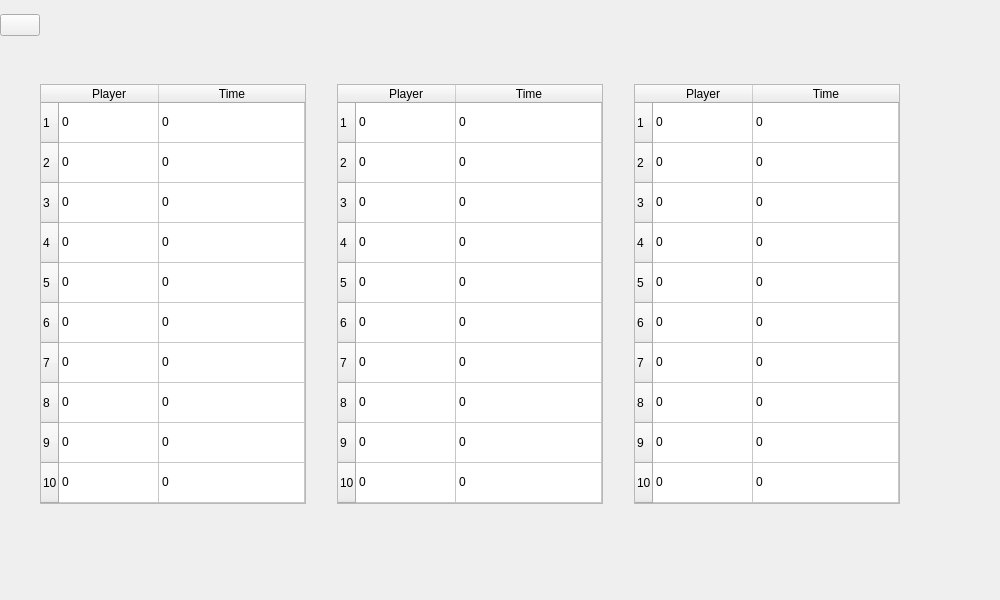
Above: src/mainmenu.ui from CraignRush/IslandRacer before the change. Below: the same form after it.
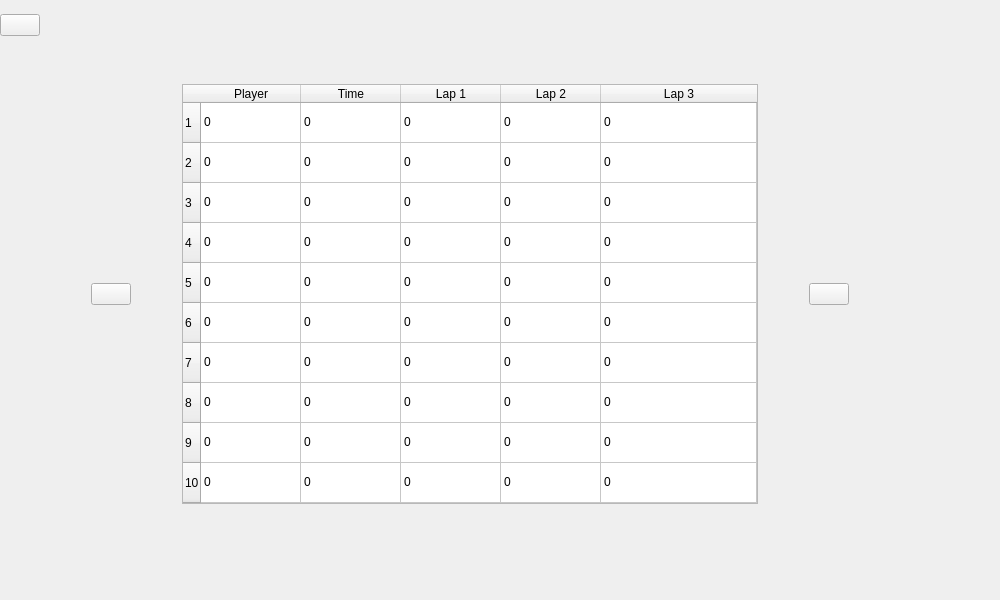
That is the form after the change. The open tabs and pages were chosen to show the change.

Commit message: Changed the Highscore, Lap Times can also be shown

The edit to the form file:
```diff
--- a/src/mainmenu.ui
+++ b/src/mainmenu.ui
@@ -66,7 +66,7 @@
        <bool>false</bool>
       </property>
       <property name="currentIndex">
-       <number>8</number>
+       <number>2</number>
       </property>
       <widget class="QWidget" name="main">
        <property name="sizePolicy">
@@ -604,8 +604,8 @@
           </property>
          </spacer>
         </item>
-        <item row="2" column="3">
-         <widget class="QLabel" name="highscoreLevel2">
+        <item row="2" column="6">
+         <widget class="QLabel" name="highscoreLevelTitle">
           <property name="text">
            <string/>
           </property>
@@ -624,16 +624,6 @@
           </property>
          </spacer>
         </item>
-        <item row="2" column="1">
-         <widget class="QLabel" name="highscoreLevel1">
-          <property name="text">
-           <string/>
-          </property>
-          <property name="scaledContents">
-           <bool>false</bool>
-          </property>
-         </widget>
-        </item>
         <item row="1" column="0">
          <widget class="QPushButton" name="highscore2Main">
           <property name="sizePolicy">
@@ -647,44 +637,6 @@
           </property>
          </widget>
         </item>
-        <item row="7" column="0">
-         <spacer name="verticalSpacer_2">
-          <property name="orientation">
-           <enum>Qt::Vertical</enum>
-          </property>
-          <property name="sizeHint" stdset="0">
-           <size>
-            <width>20</width>
-            <height>40</height>
-           </size>
-          </property>
-         </spacer>
-        </item>
-        <item row="0" column="0" colspan="7">
-         <widget class="QLabel" name="highscoreLogo">
-          <property name="sizePolicy">
-           <sizepolicy hsizetype="Preferred" vsizetype="Preferred">
-            <horstretch>0</horstretch>
-            <verstretch>0</verstretch>
-           </sizepolicy>
-          </property>
-          <property name="minimumSize">
-           <size>
-            <width>0</width>
-            <height>0</height>
-           </size>
-          </property>
-          <property name="maximumSize">
-           <size>
-            <width>16777215</width>
-            <height>16777215</height>
-           </size>
-          </property>
-          <property name="text">
-           <string/>
-          </property>
-         </widget>
-        </item>
         <item row="6" column="0">
          <spacer name="verticalSpacer_11">
           <property name="orientation">
@@ -698,20 +650,20 @@
           </property>
          </spacer>
         </item>
-        <item row="1" column="1" colspan="2">
-         <spacer name="horizontalSpacer_5">
+        <item row="7" column="0">
+         <spacer name="verticalSpacer_2">
           <property name="orientation">
-           <enum>Qt::Horizontal</enum>
+           <enum>Qt::Vertical</enum>
           </property>
           <property name="sizeHint" stdset="0">
            <size>
-            <width>40</width>
-            <height>20</height>
+            <width>20</width>
+            <height>40</height>
            </size>
           </property>
          </spacer>
         </item>
-        <item row="1" column="6">
+        <item row="1" column="11">
          <spacer name="highscoreHorizontalSpacer">
           <property name="orientation">
            <enum>Qt::Horizontal</enum>
@@ -727,21 +679,26 @@
           </property>
          </spacer>
         </item>
-        <item row="4" column="2">
-         <spacer name="horizontalSpacer_35">
-          <property name="orientation">
-           <enum>Qt::Horizontal</enum>
+        <item row="0" column="0" colspan="12">
+         <widget class="QLabel" name="highscoreLogo">
+          <property name="sizePolicy">
+           <sizepolicy hsizetype="Preferred" vsizetype="Preferred">
+            <horstretch>0</horstretch>
+            <verstretch>0</verstretch>
+           </sizepolicy>
           </property>
-          <property name="sizeHint" stdset="0">
+          <property name="minimumSize">
            <size>
-            <width>40</width>
-            <height>20</height>
+            <width>0</width>
+            <height>0</height>
            </size>
           </property>
-         </spacer>
-        </item>
-        <item row="2" column="5">
-         <widget class="QLabel" name="highscoreLevel3">
+          <property name="maximumSize">
+           <size>
+            <width>16777215</width>
+            <height>16777215</height>
+           </size>
+          </property>
           <property name="text">
            <string/>
           </property>
@@ -773,21 +730,8 @@
           </property>
          </spacer>
         </item>
-        <item row="4" column="4">
-         <spacer name="horizontalSpacer_36">
-          <property name="orientation">
-           <enum>Qt::Horizontal</enum>
-          </property>
-          <property name="sizeHint" stdset="0">
-           <size>
-            <width>40</width>
-            <height>20</height>
-           </size>
-          </property>
-         </spacer>
-        </item>
-        <item row="3" column="3" rowspan="3">
-         <widget class="QTableWidget" name="highscoretablelevel2">
+        <item row="3" column="6" rowspan="3">
+         <widget class="QTableWidget" name="highscoreTable">
           <property name="sizePolicy">
            <sizepolicy hsizetype="Preferred" vsizetype="Maximum">
             <horstretch>0</horstretch>
@@ -859,6 +803,21 @@
             <string>Time</string>
            </property>
           </column>
+          <column>
+           <property name="text">
+            <string>Lap 1</string>
+           </property>
+          </column>
+          <column>
+           <property name="text">
+            <string>Lap 2</string>
+           </property>
+          </column>
+          <column>
+           <property name="text">
+            <string>Lap 3</string>
+           </property>
+          </column>
           <item row="0" column="0">
            <property name="text">
             <string>0</string>
@@ -869,6 +828,21 @@
             <string>0</string>
            </property>
           </item>
+          <item row="0" column="2">
+           <property name="text">
+            <string>0</string>
+           </property>
+          </item>
+          <item row="0" column="3">
+           <property name="text">
+            <string>0</string>
+           </property>
+          </item>
+          <item row="0" column="4">
+           <property name="text">
+            <string>0</string>
+           </property>
+          </item>
           <item row="1" column="0">
            <property name="text">
             <string>0</string>
@@ -879,6 +853,21 @@
             <string>0</string>
            </property>
           </item>
+          <item row="1" column="2">
+           <property name="text">
+            <string>0</string>
+           </property>
+          </item>
+          <item row="1" column="3">
+           <property name="text">
+            <string>0</string>
+           </property>
+          </item>
+          <item row="1" column="4">
+           <property name="text">
+            <string>0</string>
+           </property>
+          </item>
           <item row="2" column="0">
            <property name="text">
             <string>0</string>
@@ -889,6 +878,21 @@
             <string>0</string>
            </property>
           </item>
+          <item row="2" column="2">
+           <property name="text">
+            <string>0</string>
+           </property>
+          </item>
+          <item row="2" column="3">
+           <property name="text">
+            <string>0</string>
+           </property>
+          </item>
+          <item row="2" column="4">
+           <property name="text">
+            <string>0</string>
+           </property>
+          </item>
           <item row="3" column="0">
            <property name="text">
             <string>0</string>
@@ -899,6 +903,21 @@
             <string>0</string>
            </property>
           </item>
+          <item row="3" column="2">
+           <property name="text">
+            <string>0</string>
+           </property>
+          </item>
+          <item row="3" column="3">
+           <property name="text">
+            <string>0</string>
+           </property>
+          </item>
+          <item row="3" column="4">
+           <property name="text">
+            <string>0</string>
+           </property>
+          </item>
           <item row="4" column="0">
            <property name="text">
             <string>0</string>
@@ -909,6 +928,21 @@
             <string>0</string>
            </property>
           </item>
+          <item row="4" column="2">
+           <property name="text">
+            <string>0</string>
+           </property>
+          </item>
+          <item row="4" column="3">
+           <property name="text">
+            <string>0</string>
+           </property>
+          </item>
+          <item row="4" column="4">
+           <property name="text">
+            <string>0</string>
+           </property>
+          </item>
           <item row="5" column="0">
            <property name="text">
             <string>0</string>
@@ -919,6 +953,21 @@
             <string>0</string>
            </property>
           </item>
+          <item row="5" column="2">
+           <property name="text">
+            <string>0</string>
+           </property>
+          </item>
+          <item row="5" column="3">
+           <property name="text">
+            <string>0</string>
+           </property>
+          </item>
+          <item row="5" column="4">
+           <property name="text">
+            <string>0</string>
+           </property>
+          </item>
           <item row="6" column="0">
            <property name="text">
             <string>0</string>
@@ -929,6 +978,21 @@
             <string>0</string>
            </property>
           </item>
+          <item row="6" column="2">
+           <property name="text">
+            <string>0</string>
+           </property>
+          </item>
+          <item row="6" column="3">
+           <property name="text">
+            <string>0</string>
+           </property>
+          </item>
+          <item row="6" column="4">
+           <property name="text">
+            <string>0</string>
+           </property>
+          </item>
           <item row="7" column="0">
            <property name="text">
             <string>0</string>
@@ -939,6 +1003,21 @@
             <string>0</string>
            </property>
           </item>
+          <item row="7" column="2">
+           <property name="text">
+            <string>0</string>
+           </property>
+          </item>
+          <item row="7" column="3">
+           <property name="text">
+            <string>0</string>
+           </property>
+          </item>
+          <item row="7" column="4">
+           <property name="text">
+            <string>0</string>
+           </property>
+          </item>
           <item row="8" column="0">
            <property name="text">
             <string>0</string>
@@ -949,6 +1028,21 @@
             <string>0</string>
            </property>
           </item>
+          <item row="8" column="2">
+           <property name="text">
+            <string>0</string>
+           </property>
+          </item>
+          <item row="8" column="3">
+           <property name="text">
+            <string>0</string>
+           </property>
+          </item>
+          <item row="8" column="4">
+           <property name="text">
+            <string>0</string>
+           </property>
+          </item>
           <item row="9" column="0">
            <property name="text">
             <string>0</string>
@@ -959,16 +1053,58 @@
             <string>0</string>
            </property>
           </item>
+          <item row="9" column="2">
+           <property name="text">
+            <string>0</string>
+           </property>
+          </item>
+          <item row="9" column="3">
+           <property name="text">
+            <string>0</string>
+           </property>
+          </item>
+          <item row="9" column="4">
+           <property name="text">
+            <string>0</string>
+           </property>
+          </item>
          </widget>
         </item>
-        <item row="1" column="3">
+        <item row="1" column="6">
          <widget class="QLabel" name="highscoreTitle">
           <property name="text">
            <string/>
           </property>
          </widget>
         </item>
-        <item row="6" column="3" colspan="2">
+        <item row="4" column="2" colspan="3">
+         <widget class="QPushButton" name="highscore2Left">
+          <property name="text">
+           <string/>
+          </property>
+         </widget>
+        </item>
+        <item row="4" column="8" colspan="2">
+         <widget class="QPushButton" name="highscore2Right">
+          <property name="text">
+           <string/>
+          </property>
+         </widget>
+        </item>
+        <item row="4" column="1">
+         <spacer name="horizontalSpacer_5">
+          <property name="orientation">
+           <enum>Qt::Horizontal</enum>
+          </property>
+          <property name="sizeHint" stdset="0">
+           <size>
+            <width>40</width>
+            <height>20</height>
+           </size>
+          </property>
+         </spacer>
+        </item>
+        <item row="4" column="10">
          <spacer name="horizontalSpacer_16">
           <property name="orientation">
            <enum>Qt::Horizontal</enum>
@@ -981,495 +1117,7 @@
           </property>
          </spacer>
         </item>
-        <item row="3" column="1" rowspan="3">
-         <widget class="QTableWidget" name="highscoretablelevel1">
-          <property name="sizePolicy">
-           <sizepolicy hsizetype="Preferred" vsizetype="Maximum">
-            <horstretch>0</horstretch>
-            <verstretch>0</verstretch>
-           </sizepolicy>
-          </property>
-          <property name="autoFillBackground">
-           <bool>true</bool>
-          </property>
-          <property name="styleSheet">
-           <string notr="true"/>
-          </property>
-          <property name="verticalScrollBarPolicy">
-           <enum>Qt::ScrollBarAsNeeded</enum>
-          </property>
-          <property name="horizontalScrollBarPolicy">
-           <enum>Qt::ScrollBarAlwaysOff</enum>
-          </property>
-          <property name="sizeAdjustPolicy">
-           <enum>QAbstractScrollArea::AdjustToContents</enum>
-          </property>
-          <property name="rowCount">
-           <number>10</number>
-          </property>
-          <attribute name="horizontalHeaderCascadingSectionResizes">
-           <bool>false</bool>
-          </attribute>
-          <attribute name="horizontalHeaderHighlightSections">
-           <bool>false</bool>
-          </attribute>
-          <attribute name="horizontalHeaderStretchLastSection">
-           <bool>true</bool>
-          </attribute>
-          <attribute name="verticalHeaderCascadingSectionResizes">
-           <bool>false</bool>
-          </attribute>
-          <attribute name="verticalHeaderDefaultSectionSize">
-           <number>40</number>
-          </attribute>
-          <attribute name="verticalHeaderHighlightSections">
-           <bool>false</bool>
-          </attribute>
-          <attribute name="verticalHeaderMinimumSectionSize">
-           <number>30</number>
-          </attribute>
-          <attribute name="verticalHeaderStretchLastSection">
-           <bool>false</bool>
-          </attribute>
-          <row/>
-          <row/>
-          <row/>
-          <row/>
-          <row/>
-          <row/>
-          <row/>
-          <row/>
-          <row/>
-          <row/>
-          <column>
-           <property name="text">
-            <string>Player</string>
-           </property>
-          </column>
-          <column>
-           <property name="text">
-            <string>Time</string>
-           </property>
-          </column>
-          <item row="0" column="0">
-           <property name="text">
-            <string>0</string>
-           </property>
-           <property name="background">
-            <brush brushstyle="NoBrush">
-             <color alpha="255">
-              <red>255</red>
-              <green>255</green>
-              <blue>255</blue>
-             </color>
-            </brush>
-           </property>
-           <property name="flags">
-            <set>ItemIsSelectable|ItemIsEnabled</set>
-           </property>
-          </item>
-          <item row="0" column="1">
-           <property name="text">
-            <string>0</string>
-           </property>
-           <property name="background">
-            <brush brushstyle="NoBrush">
-             <color alpha="255">
-              <red>255</red>
-              <green>255</green>
-              <blue>255</blue>
-             </color>
-            </brush>
-           </property>
-          </item>
-          <item row="1" column="0">
-           <property name="text">
-            <string>0</string>
-           </property>
-           <property name="background">
-            <brush brushstyle="NoBrush">
-             <color alpha="255">
-              <red>255</red>
-              <green>255</green>
-              <blue>255</blue>
-             </color>
-            </brush>
-           </property>
-          </item>
-          <item row="1" column="1">
-           <property name="text">
-            <string>0</string>
-           </property>
-           <property name="background">
-            <brush brushstyle="NoBrush">
-             <color alpha="255">
-              <red>255</red>
-              <green>255</green>
-              <blue>255</blue>
-             </color>
-            </brush>
-           </property>
-          </item>
-          <item row="2" column="0">
-           <property name="text">
-            <string>0</string>
-           </property>
-          </item>
-          <item row="2" column="1">
-           <property name="text">
-            <string>0</string>
-           </property>
-           <property name="background">
-            <brush brushstyle="NoBrush">
-             <color alpha="255">
-              <red>255</red>
-              <green>255</green>
-              <blue>255</blue>
-             </color>
-            </brush>
-           </property>
-          </item>
-          <item row="3" column="0">
-           <property name="text">
-            <string>0</string>
-           </property>
-           <property name="background">
-            <brush brushstyle="NoBrush">
-             <color alpha="255">
-              <red>255</red>
-              <green>255</green>
-              <blue>255</blue>
-             </color>
-            </brush>
-           </property>
-          </item>
-          <item row="3" column="1">
-           <property name="text">
-            <string>0</string>
-           </property>
-          </item>
-          <item row="4" column="0">
-           <property name="text">
-            <string>0</string>
-           </property>
-           <property name="background">
-            <brush brushstyle="NoBrush">
-             <color alpha="255">
-              <red>255</red>
-              <green>255</green>
-              <blue>255</blue>
-             </color>
-            </brush>
-           </property>
-          </item>
-          <item row="4" column="1">
-           <property name="text">
-            <string>0</string>
-           </property>
-           <property name="background">
-            <brush brushstyle="NoBrush">
-             <color alpha="255">
-              <red>255</red>
-              <green>255</green>
-              <blue>255</blue>
-             </color>
-            </brush>
-           </property>
-          </item>
-          <item row="5" column="0">
-           <property name="text">
-            <string>0</string>
-           </property>
-           <property name="background">
-            <brush brushstyle="NoBrush">
-             <color alpha="255">
-              <red>255</red>
-              <green>255</green>
-              <blue>255</blue>
-             </color>
-            </brush>
-           </property>
-          </item>
-          <item row="5" column="1">
-           <property name="text">
-            <string>0</string>
-           </property>
-           <property name="background">
-            <brush brushstyle="NoBrush">
-             <color alpha="255">
-              <red>255</red>
-              <green>255</green>
-              <blue>255</blue>
-             </color>
-            </brush>
-           </property>
-          </item>
-          <item row="6" column="0">
-           <property name="text">
-            <string>0</string>
-           </property>
-           <property name="background">
-            <brush brushstyle="NoBrush">
-             <color alpha="255">
-              <red>255</red>
-              <green>255</green>
-              <blue>255</blue>
-             </color>
-            </brush>
-           </property>
-          </item>
-          <item row="6" column="1">
-           <property name="text">
-            <string>0</string>
-           </property>
-           <property name="background">
-            <brush brushstyle="NoBrush">
-             <color alpha="255">
-              <red>255</red>
-              <green>255</green>
-              <blue>255</blue>
-             </color>
-            </brush>
-           </property>
-          </item>
-          <item row="7" column="0">
-           <property name="text">
-            <string>0</string>
-           </property>
-          </item>
-          <item row="7" column="1">
-           <property name="text">
-            <string>0</string>
-           </property>
-          </item>
-          <item row="8" column="0">
-           <property name="text">
-            <string>0</string>
-           </property>
-          </item>
-          <item row="8" column="1">
-           <property name="text">
-            <string>0</string>
-           </property>
-          </item>
-          <item row="9" column="0">
-           <property name="text">
-            <string>0</string>
-           </property>
-          </item>
-          <item row="9" column="1">
-           <property name="text">
-            <string>0</string>
-           </property>
-          </item>
-         </widget>
-        </item>
-        <item row="3" column="5" rowspan="3">
-         <widget class="QTableWidget" name="highscoretablelevel3">
-          <property name="sizePolicy">
-           <sizepolicy hsizetype="Preferred" vsizetype="Maximum">
-            <horstretch>0</horstretch>
-            <verstretch>0</verstretch>
-           </sizepolicy>
-          </property>
-          <property name="minimumSize">
-           <size>
-            <width>0</width>
-            <height>0</height>
-           </size>
-          </property>
-          <property name="maximumSize">
-           <size>
-            <width>16777215</width>
-            <height>16777215</height>
-           </size>
-          </property>
-          <property name="font">
-           <font>
-            <family>Segoe UI</family>
-            <pointsize>9</pointsize>
-           </font>
-          </property>
-          <property name="autoFillBackground">
-           <bool>true</bool>
-          </property>
-          <property name="styleSheet">
-           <string notr="true"/>
-          </property>
-          <property name="verticalScrollBarPolicy">
-           <enum>Qt::ScrollBarAsNeeded</enum>
-          </property>
-          <property name="horizontalScrollBarPolicy">
-           <enum>Qt::ScrollBarAlwaysOff</enum>
-          </property>
-          <property name="sizeAdjustPolicy">
-           <enum>QAbstractScrollArea::AdjustToContents</enum>
-          </property>
-          <property name="tabKeyNavigation">
-           <bool>true</bool>
-          </property>
-          <property name="showDropIndicator" stdset="0">
-           <bool>false</bool>
-          </property>
-          <property name="dragEnabled">
-           <bool>true</bool>
-          </property>
-          <property name="dragDropOverwriteMode">
-           <bool>false</bool>
-          </property>
-          <property name="showGrid">
-           <bool>true</bool>
-          </property>
-          <property name="rowCount">
-           <number>10</number>
-          </property>
-          <attribute name="horizontalHeaderCascadingSectionResizes">
-           <bool>false</bool>
-          </attribute>
-          <attribute name="horizontalHeaderHighlightSections">
-           <bool>false</bool>
-          </attribute>
-          <attribute name="horizontalHeaderStretchLastSection">
-           <bool>true</bool>
-          </attribute>
-          <attribute name="verticalHeaderCascadingSectionResizes">
-           <bool>false</bool>
-          </attribute>
-          <attribute name="verticalHeaderDefaultSectionSize">
-           <number>40</number>
-          </attribute>
-          <attribute name="verticalHeaderHighlightSections">
-           <bool>false</bool>
-          </attribute>
-          <attribute name="verticalHeaderMinimumSectionSize">
-           <number>30</number>
-          </attribute>
-          <attribute name="verticalHeaderStretchLastSection">
-           <bool>false</bool>
-          </attribute>
-          <row/>
-          <row/>
-          <row/>
-          <row/>
-          <row/>
-          <row/>
-          <row/>
-          <row/>
-          <row/>
-          <row/>
-          <column>
-           <property name="text">
-            <string>Player</string>
-           </property>
-          </column>
-          <column>
-           <property name="text">
-            <string>Time</string>
-           </property>
-          </column>
-          <item row="0" column="0">
-           <property name="text">
-            <string>0</string>
-           </property>
-          </item>
-          <item row="0" column="1">
-           <property name="text">
-            <string>0</string>
-           </property>
-          </item>
-          <item row="1" column="0">
-           <property name="text">
-            <string>0</string>
-           </property>
-          </item>
-          <item row="1" column="1">
-           <property name="text">
-            <string>0</string>
-           </property>
-          </item>
-          <item row="2" column="0">
-           <property name="text">
-            <string>0</string>
-           </property>
-          </item>
-          <item row="2" column="1">
-           <property name="text">
-            <string>0</string>
-           </property>
-          </item>
-          <item row="3" column="0">
-           <property name="text">
-            <string>0</string>
-           </property>
-          </item>
-          <item row="3" column="1">
-           <property name="text">
-            <string>0</string>
-           </property>
-          </item>
-          <item row="4" column="0">
-           <property name="text">
-            <string>0</string>
-           </property>
-          </item>
-          <item row="4" column="1">
-           <property name="text">
-            <string>0</string>
-           </property>
-          </item>
-          <item row="5" column="0">
-           <property name="text">
-            <string>0</string>
-           </property>
-          </item>
-          <item row="5" column="1">
-           <property name="text">
-            <string>0</string>
-           </property>
-          </item>
-          <item row="6" column="0">
-           <property name="text">
-            <string>0</string>
-           </property>
-          </item>
-          <item row="6" column="1">
-           <property name="text">
-            <string>0</string>
-           </property>
-          </item>
-          <item row="7" column="0">
-           <property name="text">
-            <string>0</string>
-           </property>
-          </item>
-          <item row="7" column="1">
-           <property name="text">
-            <string>0</string>
-           </property>
-          </item>
-          <item row="8" column="0">
-           <property name="text">
-            <string>0</string>
-           </property>
-          </item>
-          <item row="8" column="1">
-           <property name="text">
-            <string>0</string>
-           </property>
-          </item>
-          <item row="9" column="0">
-           <property name="text">
-            <string>0</string>
-           </property>
-          </item>
-          <item row="9" column="1">
-           <property name="text">
-            <string>0</string>
-           </property>
-          </item>
-         </widget>
-        </item>
-        <item row="1" column="4" colspan="2">
+        <item row="4" column="5">
          <spacer name="horizontalSpacer_17">
           <property name="orientation">
            <enum>Qt::Horizontal</enum>
@@ -1482,6 +1130,19 @@
           </property>
          </spacer>
         </item>
+        <item row="4" column="7">
+         <spacer name="horizontalSpacer_35">
+          <property name="orientation">
+           <enum>Qt::Horizontal</enum>
+          </property>
+          <property name="sizeHint" stdset="0">
+           <size>
+            <width>40</width>
+            <height>20</height>
+           </size>
+          </property>
+         </spacer>
+        </item>
        </layout>
       </widget>
       <widget class="QWidget" name="settings">
```
The commit also changes 7 other files.
